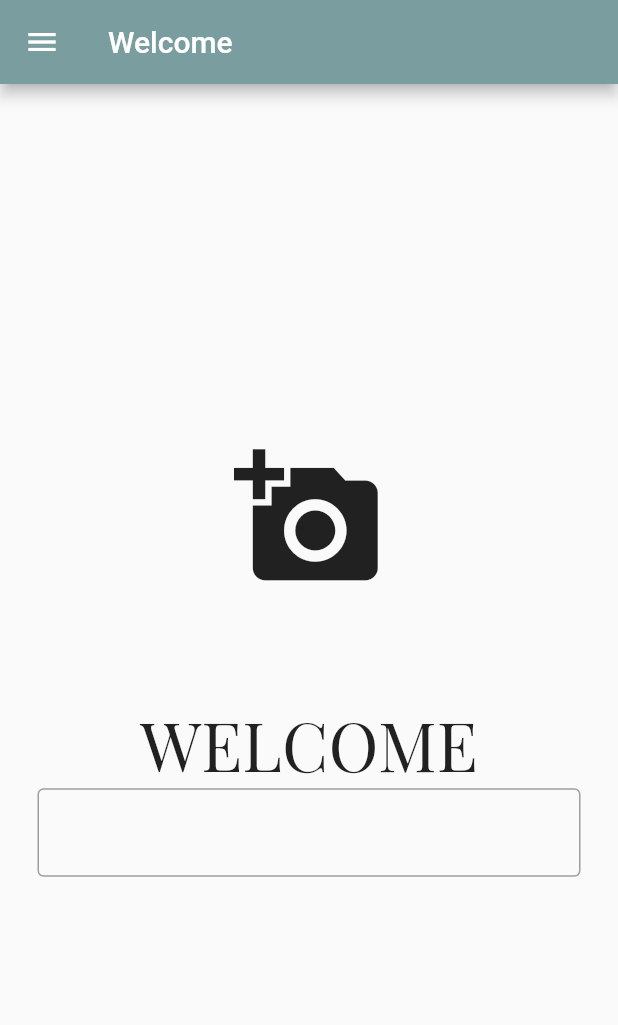
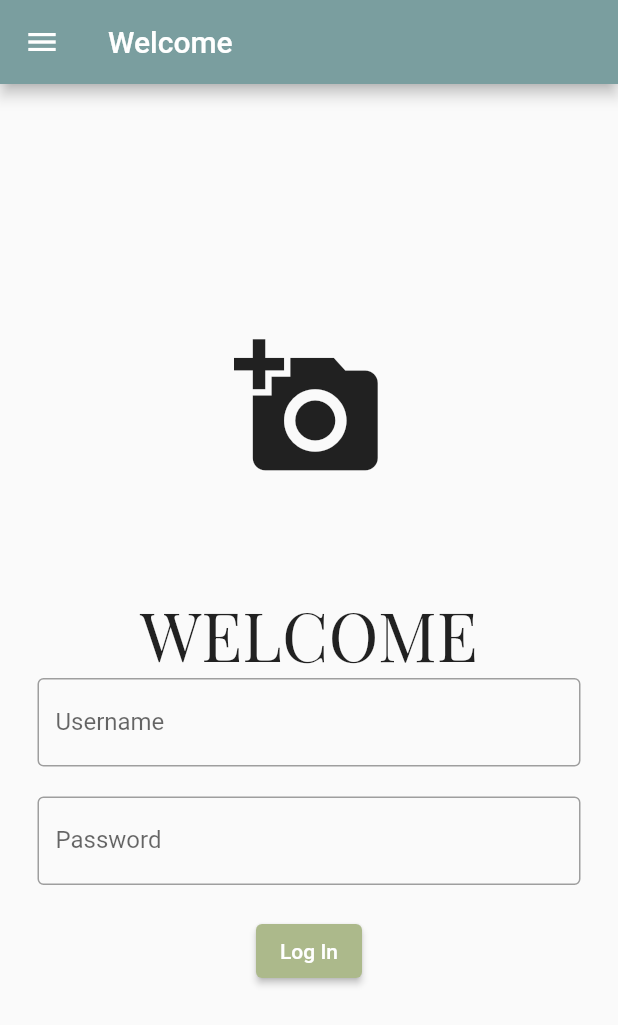
Before and after one commit to andreaborders/homeventoryapp, a Flutter app: the screen it shows after launch, on a phone screen of 412 x 824 dp. Shown: the top 1025 px of the screen. Run offline on Flutter 3.47's test engine with Material 2 defaults, Android fonts, the phone set to English and light mode, and no system bars; our stand-ins replace get, google_fonts; missing offline and left inert: dart:html.

Commit message:
Add files via upload

```diff
--- a/lib/logOnPage.dart
+++ b/lib/logOnPage.dart
@@ -20,6 +20,11 @@ class LoginPage extends StatefulWidget{
 }
 
 class _LoginPageState extends State<LoginPage> {
+
+  final TextEditingController _usernameController = TextEditingController();
+  final TextEditingController _passwordController = TextEditingController();
+  final GlobalKey<FormState> _formKey = GlobalKey<FormState>();
+
   @override
   Widget build(BuildContext context) {
     return Scaffold(
@@ -49,17 +54,79 @@ class _LoginPageState extends State<LoginPage> {
                   fontSize: 45,
                 ),
               ),
+              Form(
+                key: _formKey,
+                child: Column(
+                  children: [
                     Padding(
                       padding: const EdgeInsets.symmetric(horizontal: 25.0),
-                child: TextField(
+                      child: TextFormField(
+                        controller: _usernameController,
                         decoration: InputDecoration(
+                          labelText: "Username",
                           enabledBorder: OutlineInputBorder(
                             borderSide: BorderSide(
                               color: Colors.grey,
                               width: 1.0,
                             ),
                           ),
+                          focusedBorder: OutlineInputBorder(
+                            borderSide: BorderSide(
+                              color: Color(hexCode('#7A9E9F')),
+                              width: 2.0,
                             ),
+                          ),
+                        ),
+                        validator: (value) {
+                          if (value == null || value.isEmpty) {
+                            return "Please enter a username";
+                          }
+                          return null;
+                        },
+                      ),
+                    ),
+                    SizedBox(height: 20),
+                    Padding(
+                      padding: const EdgeInsets.symmetric(horizontal: 25.0),
+                      child: TextFormField(
+                        controller: _passwordController,
+                        obscureText: true,
+                        decoration: InputDecoration(
+                          labelText: "Password",
+                          enabledBorder: OutlineInputBorder(
+                            borderSide: BorderSide(
+                              color: Colors.grey,
+                              width: 1.0,
+                            ),
+                          ),
+                          focusedBorder: OutlineInputBorder(
+                            borderSide: BorderSide(
+                              color: Color(hexCode('#7A9E9F')),
+                              width: 2.0,
+                            ),
+                          ),
+                        ),
+                        validator: (value) {
+                          if (value == null || value.isEmpty) {
+                            return "Please enter a password";
+                          }
+                          return null;
+                        },
+                      ),
+                    ),
+                    SizedBox(height: 20),
+                    ElevatedButton(
+                      onPressed: () {
+                        if (_formKey.currentState!.validate()) {
+                          print("Username: ${_usernameController.text}");
+                          print("Password: ${_passwordController.text}");
+                        }
+                      },
+                      child: Text("Log In"),
+                      style: ElevatedButton.styleFrom(
+                          backgroundColor: Color(0xFFACB98B)),
+                    ),
+                  ],
                 ),
               ),
             ],
--- a/lib/main.dart
+++ b/lib/main.dart
@@ -5,8 +5,11 @@ import 'package:get/get.dart';
 import 'roomItemPage.dart';
 import 'widgets/navigation_drawer.dart';
 import 'logOnPage.dart';
+import 'itemFormX.dart';
+
 
 void main() {
+  Get.put(ItemController());
   runApp( MyApp());
 
 }
@@ -26,6 +29,7 @@ class MyApp extends StatelessWidget {
       getPages: [
         GetPage(name: '/', page: () => LoginPage()),
         GetPage(name: '/roomItem', page: () => RoomItemPage()),
+        GetPage(name: '/itemForm', page: () => ItemFormPage()),
       ],
       builder: (context, child) {
         return Scaffold(
```
Also changed, not shown: lib/itemFormX.dart (+38 -12 lines), lib/roomItemPage.dart (+33 -68 lines). Lines whose indentation alone changed are shown as unchanged.
